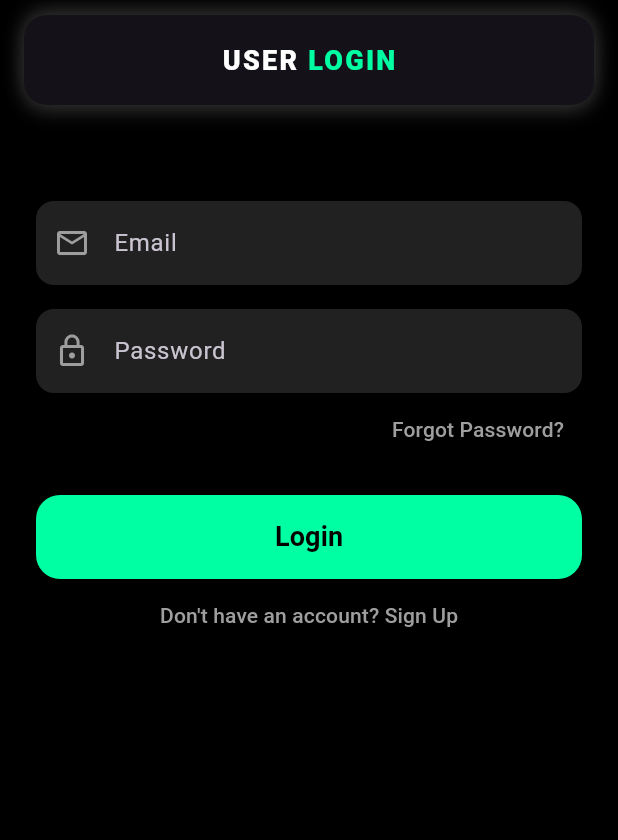
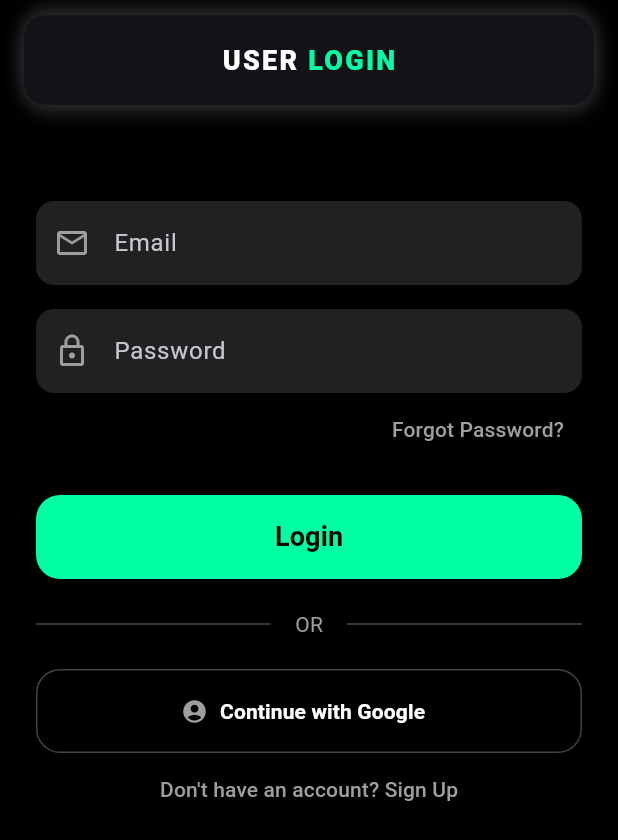
Before and after one commit to yohannes-Ayenew/Crypto_Portfolio_App, a Flutter app: the screen it shows after launch, on a phone screen of 412 x 824 dp. Shown: the top 840 px of the screen. Run offline on Flutter 3.47's test engine with Material 3 defaults, Android fonts, the phone set to English and light mode, and no system bars; our stand-ins replace cloud_firestore, firebase_auth, firebase_core, fl_chart, flutter_riverpod, google_sign_in and 2 more; missing offline and left inert: candlesticks; accounts and stored records are empty; network calls fail.

Commit message:
add login with google

```diff
--- a/lib/screens/login_screen.dart
+++ b/lib/screens/login_screen.dart
@@ -144,6 +144,64 @@ class _LoginScreenState extends ConsumerState<LoginScreen> {
                         ),
                 ),
               ),
+              const SizedBox(height: 20),
+              const Row(
+                children: [
+                  Expanded(child: Divider()),
+                  Padding(
+                    padding: EdgeInsets.symmetric(horizontal: 16),
+                    child: Text("OR", style: TextStyle(color: Colors.grey)),
+                  ),
+                  Expanded(child: Divider()),
+                ],
+              ),
+              const SizedBox(height: 20),
+
+              // --- GOOGLE BUTTON ---
+              SizedBox(
+                width: double.infinity,
+                height: 56,
+                child: OutlinedButton.icon(
+                  style: OutlinedButton.styleFrom(
+                    shape: RoundedRectangleBorder(
+                      borderRadius: BorderRadius.circular(16),
+                    ),
+                    side: BorderSide(
+                      color: isDark ? Colors.grey[800]! : Colors.grey[300]!,
+                    ),
+                  ),
+                  icon: Image.network(
+                    'https://www.gstatic.com/firebasejs/ui/2.0.0/images/auth/google.svg', // More stable Google URL
+                    height: 24,
+                    // --- THIS FIXES THE OVERFLOW ---
+                    errorBuilder: (context, error, stackTrace) {
+                      return const Icon(
+                        Icons.account_circle,
+                        color: Colors.grey,
+                      ); // Fallback icon
+                    },
+                  ),
+                  label: Text(
+                    "Continue with Google",
+                    style: TextStyle(
+                      color: isDark ? Colors.white : Colors.black,
+                      fontWeight: FontWeight.bold,
+                    ),
+                  ),
+                  onPressed: () async {
+                    try {
+                      await ref.read(authRepositoryProvider).signInWithGoogle();
+                    } catch (e) {
+                      ScaffoldMessenger.of(context).showSnackBar(
+                        SnackBar(
+                          content: Text(e.toString()),
+                          backgroundColor: Colors.red,
+                        ),
+                      );
+                    }
+                  },
+                ),
+              ),
 
               TextButton(
                 onPressed: () => setState(() => _isLogin = !_isLogin),
```
Also changed, not shown: lib/providers/auth_provider.dart (+27 -0 lines), lib/firebase_options.dart.
